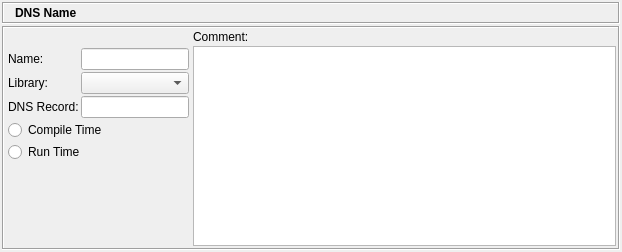
Before: the Qt Designer form src/gui/dnsnamedialog_q.ui in fwbuilder/fwbuilder, drawn with Qt 5.
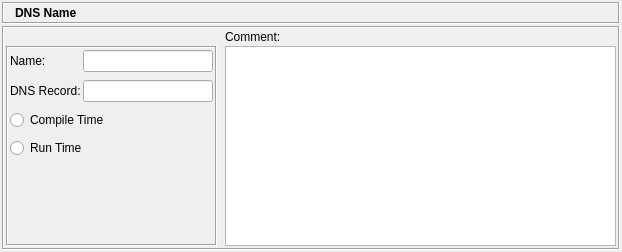
After: the same form once the commit is applied. Icons and pictures are not drawn.

Commit message: Removed "Library" from all object dialogs; some dialogs tidying

```diff
--- a/src/gui/dnsnamedialog_q.ui
+++ b/src/gui/dnsnamedialog_q.ui
@@ -147,7 +147,7 @@
          <number>2</number>
         </property>
         <property name="horizontalSpacing" >
-         <number>2</number>
+         <number>8</number>
         </property>
         <property name="verticalSpacing" >
          <number>2</number>
@@ -165,12 +165,18 @@
         <item row="1" column="0" >
          <widget class="QFrame" name="frame17" >
           <property name="frameShape" >
-           <enum>QFrame::NoFrame</enum>
+           <enum>QFrame::Box</enum>
           </property>
           <property name="frameShadow" >
-           <enum>QFrame::Plain</enum>
+           <enum>QFrame::Sunken</enum>
           </property>
           <layout class="QGridLayout" >
+           <property name="horizontalSpacing" >
+            <number>2</number>
+           </property>
+           <property name="verticalSpacing" >
+            <number>8</number>
+           </property>
            <item row="0" column="0" >
             <widget class="QLabel" name="textLabel1" >
              <property name="text" >
@@ -189,25 +195,11 @@
                <verstretch>0</verstretch>
               </sizepolicy>
              </property>
-            </widget>
-           </item>
-           <item row="1" column="0" >
-            <widget class="QLabel" name="textLabel1_2" >
-             <property name="text" >
-              <string>Library:</string>
-             </property>
-             <property name="wordWrap" >
-              <bool>false</bool>
-             </property>
-            </widget>
-           </item>
-           <item row="1" column="1" colspan="2" >
-            <widget class="QComboBox" name="libs" >
-             <property name="sizePolicy" >
-              <sizepolicy vsizetype="Fixed" hsizetype="Preferred" >
-               <horstretch>0</horstretch>
-               <verstretch>0</verstretch>
-              </sizepolicy>
+             <property name="minimumSize" >
+              <size>
+               <width>130</width>
+               <height>0</height>
+              </size>
              </property>
             </widget>
            </item>
```
Left out of the diff: 17 changed lines with no effect on the pictures. The commit also changes 41 other files.
